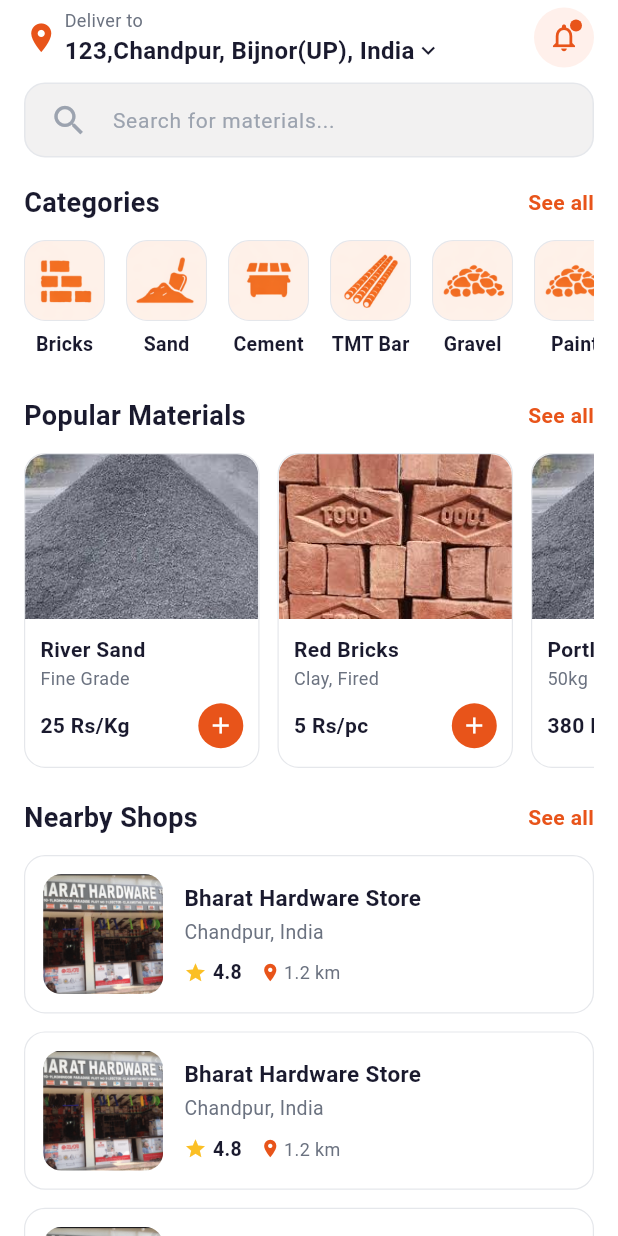
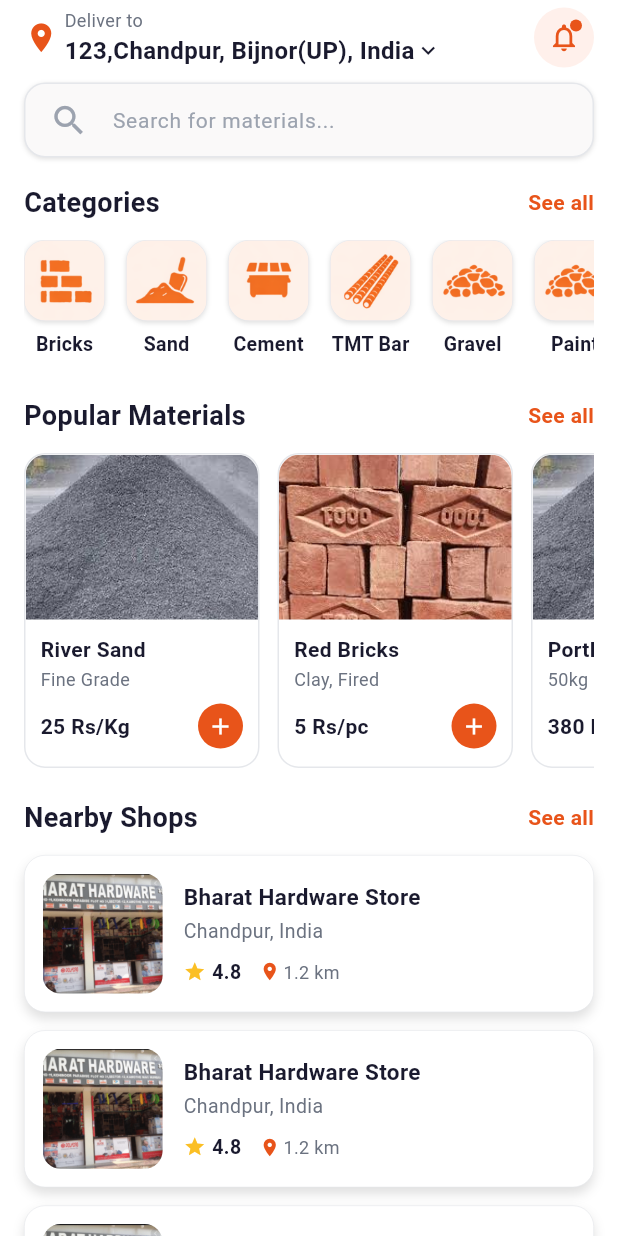
Before and after one commit to AK-Alok/MatGet, a Flutter app: the HomeScreen screen opened directly, on a phone screen of 412 x 824 dp. Run offline on Flutter 3.47's test engine with Material 3 defaults, Android fonts, the phone set to English and light mode, and no system bars.

Commit message:
Progress Work

```diff
--- a/lib/screens/home_screen.dart
+++ b/lib/screens/home_screen.dart
@@ -548,17 +548,17 @@ class HomeScreen extends StatelessWidget {
                 Container(
                   padding: const EdgeInsets.symmetric(horizontal: 16),
                   decoration: BoxDecoration(
-                    color: const Color.fromARGB(255, 242, 241, 241),
+                    color: const Color.fromARGB(255, 250, 249, 249),
                     borderRadius: BorderRadius.circular(14),
                     border: Border.all(color: _divider, width: 1),
-                    // boxShadow: const [
-                    //   BoxShadow(
-                    //     color: Colors.black12,
-                    //     blurRadius: 4,
-                    //     spreadRadius: 0,
-                    //     offset: Offset(0, 1),
-                    //   ),
-                    // ],
+                    boxShadow: const [
+                      BoxShadow(
+                        color: Colors.black12,
+                        blurRadius: 2,
+                        spreadRadius: 0,
+                        offset: Offset(0, 1),
+                      ),
+                    ],
                   ),
                   child: const TextField(
                     decoration: InputDecoration(
@@ -836,10 +836,10 @@ class HomeScreen extends StatelessWidget {
           decoration: BoxDecoration(
             color: _primaryLight,
             borderRadius: BorderRadius.circular(14),
-            border: Border.all(color: _divider, width: 0.8),
-            // boxShadow: const [
-            //   BoxShadow(color: Colors.black12, blurRadius: 2, offset: Offset(0, 2)),
-            // ],
+            border: Border.all(color: _divider, width: 0.4),
+            boxShadow: const [
+              BoxShadow(color: Colors.black12, blurRadius: 2, offset: Offset(0, 1)),
+            ],
           ),
           child: ClipRRect(
             borderRadius: BorderRadius.circular(14),
@@ -870,9 +870,9 @@ class HomeScreen extends StatelessWidget {
       decoration: BoxDecoration(
         color: Colors.white,
         borderRadius: BorderRadius.circular(14),
-        border: Border.all(color: _divider, width: 0.8),
+        border: Border.all(color: _divider, width: 1),
         // boxShadow: const [
-        //   BoxShadow(color: Colors.black12, blurRadius: 6, offset: Offset(0, 4)),
+        //   BoxShadow(color: Colors.black12, blurRadius: 6, offset: Offset(0, 1)),
         // ],
       ),
       child: Column(
@@ -949,10 +949,10 @@ class HomeScreen extends StatelessWidget {
       decoration: BoxDecoration(
         color: Colors.white,
         borderRadius: BorderRadius.circular(14),
-        border: Border.all(color: _divider, width: 0.8),
-        // boxShadow: const [
-        //   BoxShadow(color: Colors.black12, blurRadius: 6, offset: Offset(0, 4)),
-        // ],
+        border: Border.all(color: _divider, width: 0.4),
+        boxShadow: const [
+          BoxShadow(color: Colors.black12, blurRadius: 6, offset: Offset(0, 4)),
+        ],
       ),
       child: Row(
         children: [
```
